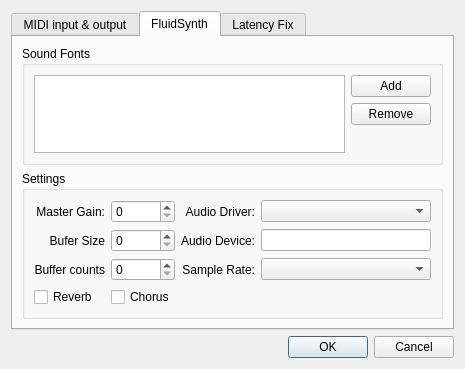
The window that PianoBooster/src/GuiMidiSetupDialog.ui (pianobooster/PianoBooster) describes before a commit, drawn with Qt 5.
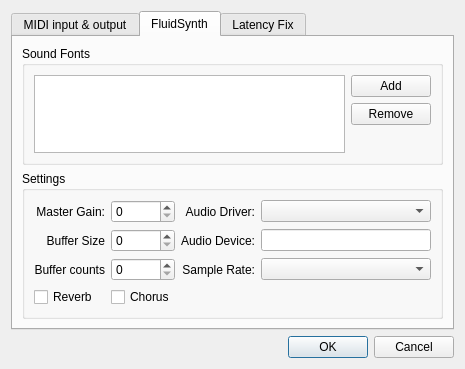
The same window after the commit.

Diff of the .ui file:
```diff
--- a/PianoBooster/src/GuiMidiSetupDialog.ui
+++ b/PianoBooster/src/GuiMidiSetupDialog.ui
@@ -246,7 +246,7 @@
             <item row="1" column="0" >
              <widget class="QLabel" name="label_3" >
               <property name="text" >
-               <string>Bufer Size</string>
+               <string>Buffer Size</string>
               </property>
               <property name="alignment" >
                <set>Qt::AlignRight|Qt::AlignTrailing|Qt::AlignVCenter</set>
```
